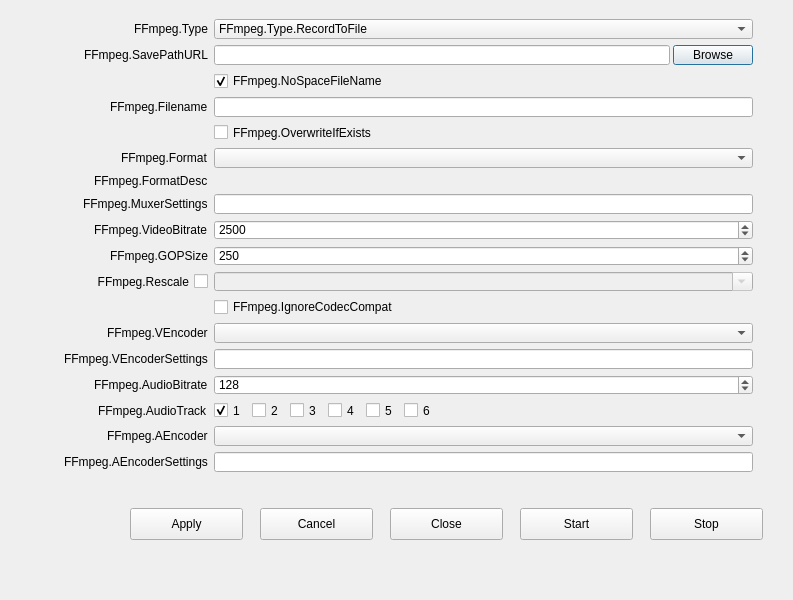
Qt form UI/frontend-plugins/ffmpeg-output-ui/forms/output.ui (sahwar/obs-studio) before a commit.
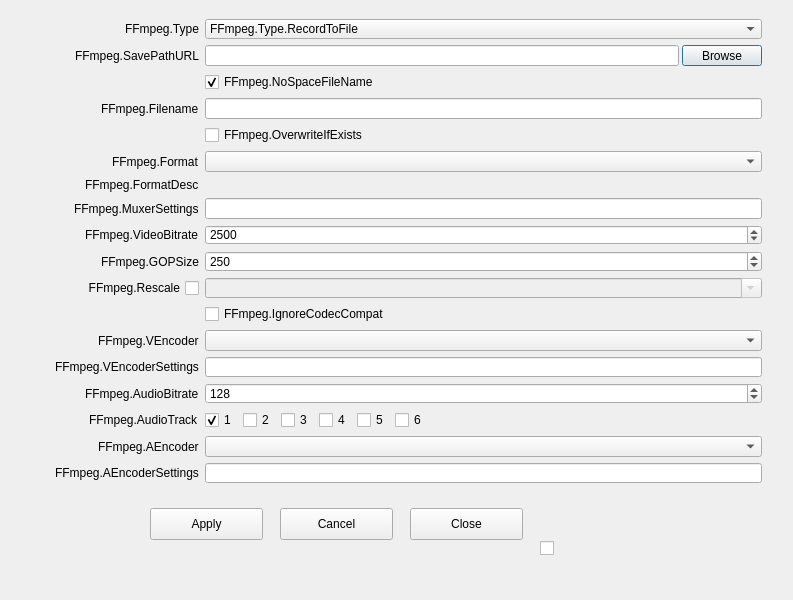
The same form after that commit. Icons and pictures are not drawn.

Commit message: ffmpeg-output-ui: Add start/stop icons

```diff
--- a/UI/frontend-plugins/ffmpeg-output-ui/forms/output.ui
+++ b/UI/frontend-plugins/ffmpeg-output-ui/forms/output.ui
@@ -36,13 +36,12 @@
      <number>9</number>
     </property>
     <item>
-    <widget class="QWidget" name="advOutRecFFmpeg">
      <layout class="QFormLayout" name="formLayout">
       <property name="fieldGrowthPolicy">
        <enum>QFormLayout::AllNonFixedFieldsGrow</enum>
       </property>
       <property name="labelAlignment">
-       <set>Qt::AlignLeft|Qt::AlignTrailing|Qt::AlignVCenter</set>
+       <set>Qt::AlignLeading|Qt::AlignLeft|Qt::AlignRight|Qt::AlignTrailing|Qt::AlignVCenter</set>
       </property>
       <property name="topMargin">
        <number>0</number>
@@ -65,7 +64,7 @@
          <string>FFmpeg.Type</string>
         </property>
         <property name="alignment">
-         <set>Qt::AlignLeft|Qt::AlignTrailing|Qt::AlignVCenter</set>
+         <set>Qt::AlignLeading|Qt::AlignLeft|Qt::AlignRight|Qt::AlignTrailing|Qt::AlignVCenter</set>
         </property>
         <property name="buddy">
          <cstring>advOutFFType</cstring>
@@ -497,14 +496,13 @@
        <widget class="QLineEdit" name="advOutFFACfg"/>
       </item>
      </layout>
-    </widget>
     </item>
    </layout>
   </widget>
   <widget class="QPushButton" name="apply">
    <property name="geometry">
     <rect>
-     <x>130</x>
+     <x>150</x>
      <y>508</y>
      <width>113</width>
      <height>32</height>
@@ -517,7 +515,7 @@
   <widget class="QPushButton" name="cancel">
    <property name="geometry">
     <rect>
-     <x>260</x>
+     <x>280</x>
      <y>508</y>
      <width>113</width>
      <height>32</height>
@@ -530,7 +528,7 @@
   <widget class="QPushButton" name="close">
    <property name="geometry">
     <rect>
-     <x>390</x>
+     <x>410</x>
      <y>508</y>
      <width>113</width>
      <height>32</height>
@@ -540,30 +538,24 @@
     <string>Close</string>
    </property>
   </widget>
-  <widget class="QPushButton" name="startOutput">
+  <widget class="QCheckBox" name="startstop">
    <property name="geometry">
     <rect>
-     <x>520</x>
+     <x>540</x>
      <y>508</y>
      <width>113</width>
-     <height>32</height>
+     <height>81</height>
     </rect>
    </property>
-   <property name="text">
-    <string>Start</string>
-   </property>
-  </widget>
-  <widget class="QPushButton" name="stopOutput">
-   <property name="geometry">
-    <rect>
-     <x>650</x>
-     <y>508</y>
-     <width>113</width>
-     <height>32</height>
-    </rect>
-   </property>
-   <property name="text">
-    <string>Stop</string>
+   <property name="styleSheet">
+    <string notr="true">  QCheckBox::indicator:checked
+  {
+    image: url(:/res/images/stop.png);
+  }
+  QCheckBox::indicator:unchecked
+  {
+    image: url(:/res/images/start.png);
+  }</string>
    </property>
   </widget>
  </widget>
```
Left out of the diff: 40 changed lines with no effect on the pictures. The commit also changes 6 other files.
